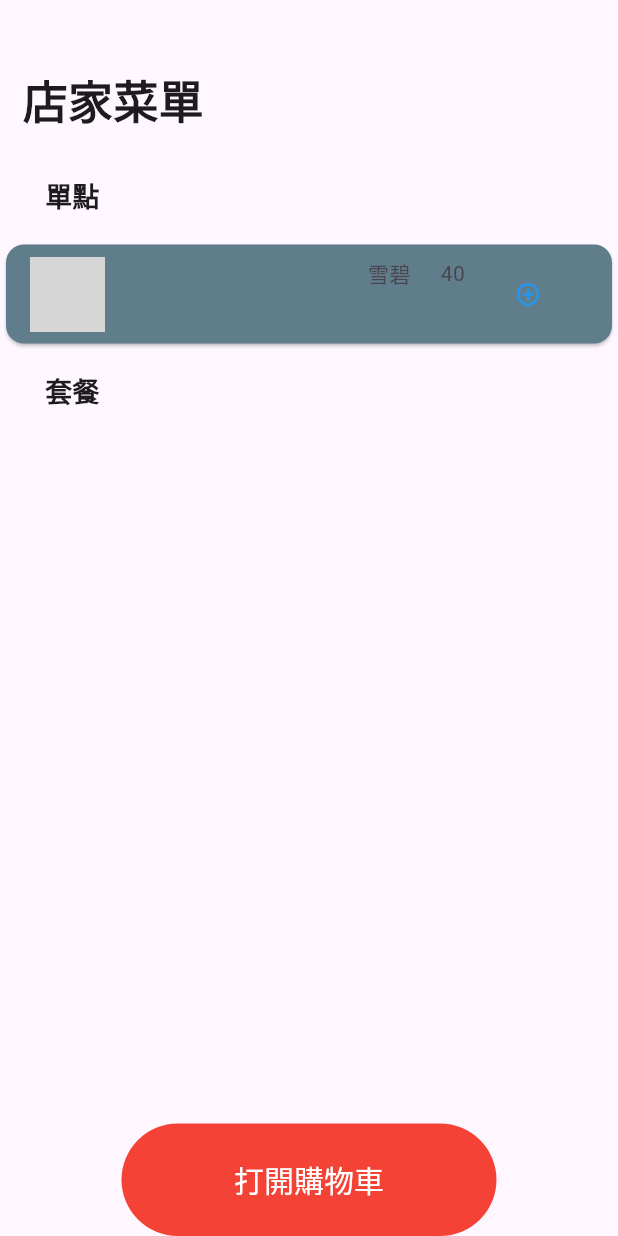
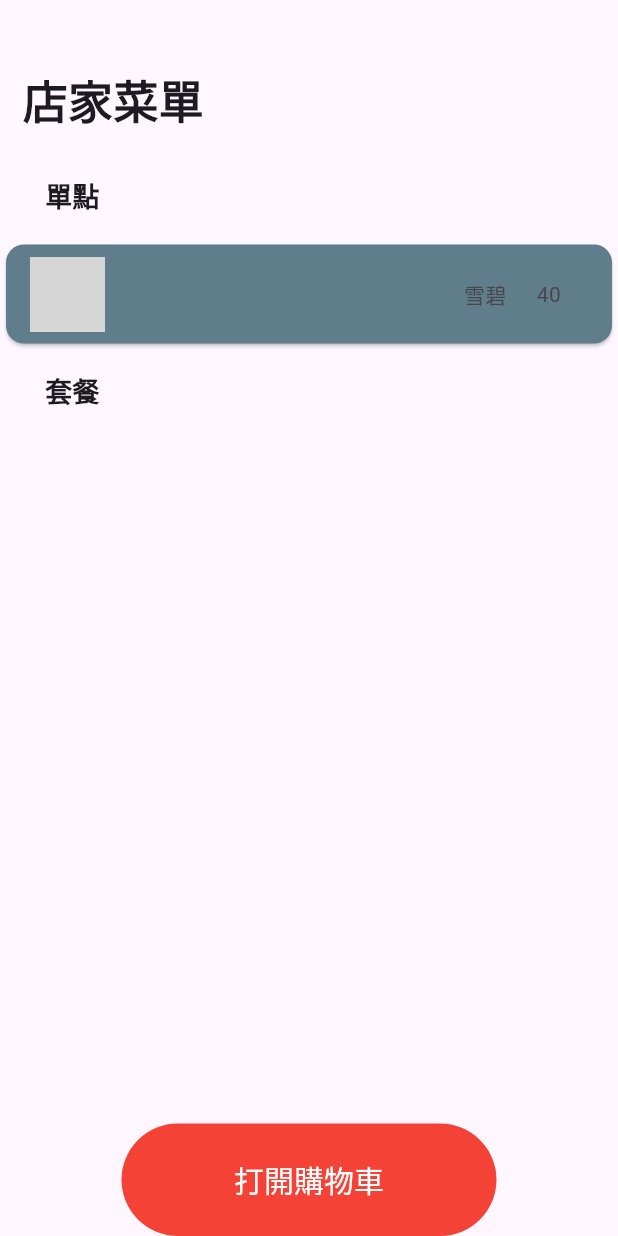
Before and after one commit to Ru034/Foodapp_user, a Flutter app: the screen it shows after launch, after a tap on "打開店家", on a phone screen of 412 x 824 dp. Run offline on Flutter 3.47's test engine with Material 2 defaults, Android fonts, the phone set to English and light mode, and no system bars; our stand-ins replace csv, file_picker, google_sign_in, googleapis_auth, image_picker, shared_preferences; missing offline and left inert: googleapis; grey boxes are pictures that could not be loaded.

Commit message:
改成卡片  並將卡片變成按鈕

```diff
--- a/lib/shopmenu.dart
+++ b/lib/shopmenu.dart
@@ -580,6 +580,14 @@ class _HomePageState extends State<HomePage> {
                         Card(
                           color: Colors.blueGrey,
                           child: ListTile(
+                            onTap: () {
+                              // 將原本 TextButton 的功能移到這裡
+                              showAlertDialog(
+                                _data[index][3].toString(),
+                                _data[index][5].toString(),
+                                index,
+                              );
+                            },
                             subtitle: Column(
                               children: [
                                 Row(
@@ -622,19 +630,6 @@ class _HomePageState extends State<HomePage> {
                                           padding: EdgeInsets.only(
                                               top: 0, left: 10.0, bottom: 0),
                                         ),
-                                        TextButton(
-                                          onPressed: () {
-                                            showAlertDialog(
-                                              _data[index][3].toString(),
-                                              _data[index][5].toString(),
-                                              index,
-                                            );
-                                          },
-                                          child: const Icon(
-                                            Icons.add_circle_outline_sharp,
-                                            color: Colors.blue,
-                                          ),
-                                        ),
                                       ],
                                     ),
                                   ],
@@ -660,6 +655,14 @@ class _HomePageState extends State<HomePage> {
                         Card(
                           color: Colors.white38,
                           child: ListTile(
+                            onTap: () {
+                              // 將原本 TextButton 的功能移到這裡
+                              showAlertDialog2(
+                                _data[index][3].toString(),
+                                _data[index][5].toString(),
+                                index,
+                              );
+                            },
                             subtitle: Column(
                               crossAxisAlignment: CrossAxisAlignment.start,
                               children: [
@@ -688,23 +691,7 @@ class _HomePageState extends State<HomePage> {
                                             padding: EdgeInsets.only(left: 30.0),
                                           ),
                                           Text(_data[index][4].toString()),
-                                          if (index == 0 ||
-                                              (index > 0 &&
-                                                  _data[index][3] !=
-                                                      _data[index - 1][3]))
-                                            TextButton(
-                                              onPressed: () {
-                                                showAlertDialog2(
-                                                  _data[index][3].toString(),
-                                                  _data[index][5].toString(),
-                                                  index,
-                                                );
-                                              },
-                                              child: const Icon(
-                                                Icons.add_circle_outline_sharp,
-                                                color: Colors.blue,
-                                              ),
-                                            ),
+
                                         ],
                                       ),
                                     ),
```
